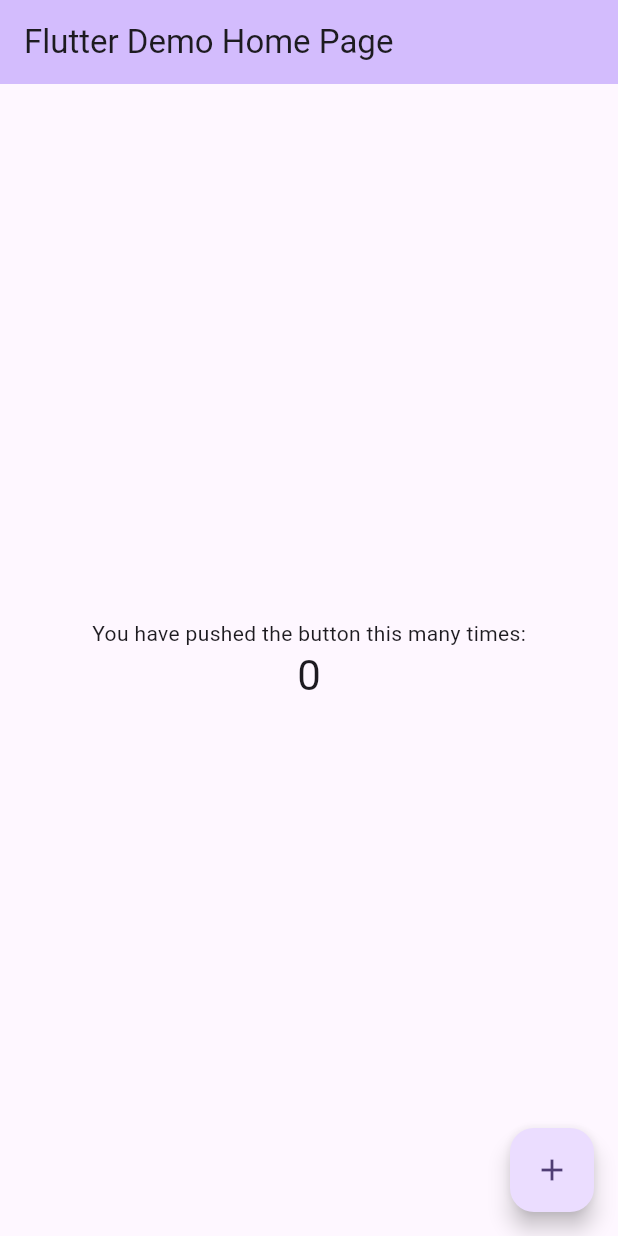
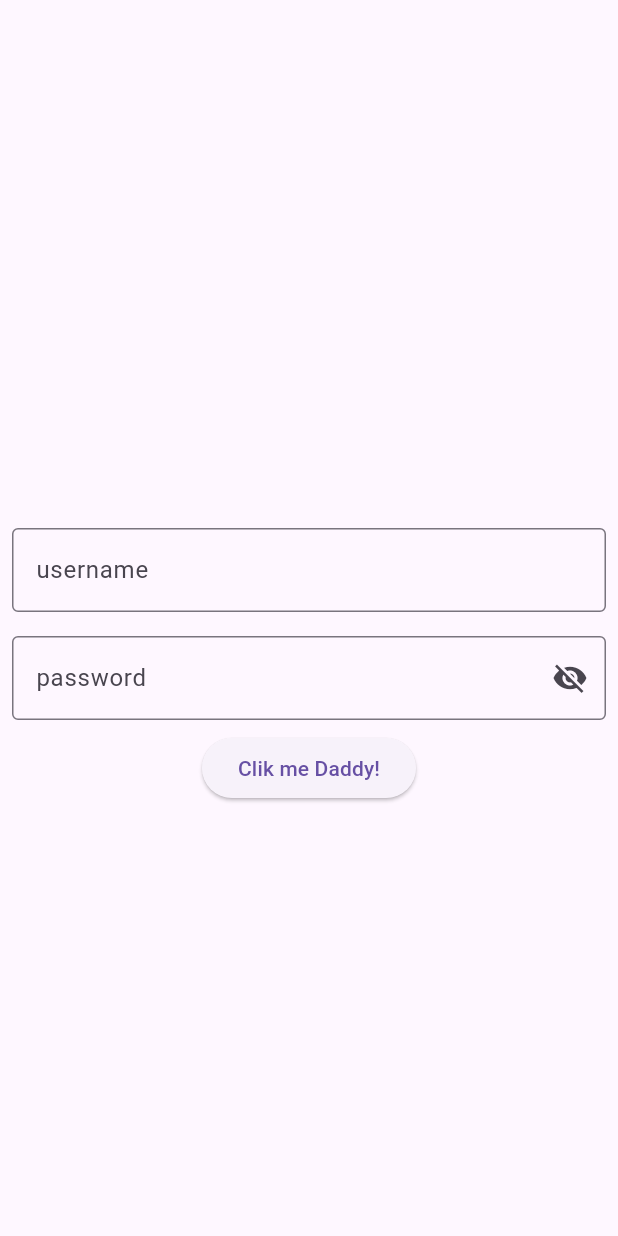
Before and after one commit to kirmada150905/sutt_task1, a Flutter app: the screen it shows after launch, on a phone screen of 412 x 824 dp. Run offline on Flutter 3.47's test engine with Material 3 defaults, Android fonts, the light colour scheme and no system bars.

Commit message:
implemented basic lo

```diff
--- a/sutt_task_1/lib/main.dart
+++ b/sutt_task_1/lib/main.dart
@@ -1,4 +1,5 @@
 import 'package:flutter/material.dart';
+import 'package:sutt_task_1/pages/login_screen.dart';
 
 void main() {
   runApp(const MyApp());
@@ -10,116 +11,8 @@
   // This widget is the root of your application.
   @override
   Widget build(BuildContext context) {
-    return MaterialApp(
-      title: 'Flutter Demo',
-      theme: ThemeData(
-        // This is the theme of your application.
-        //
-        // TRY THIS: Try running your application with "flutter run". You'll see
-        // the application has a purple toolbar. Then, without quitting the app,
-        // try changing the seedColor in the colorScheme below to Colors.green
-        // and then invoke "hot reload" (save your changes or press the "hot
-        // reload" button in a Flutter-supported IDE, or press "r" if you used
-        // the command line to start the app).
-        //
-        // Notice that the counter didn't reset back to zero; the application
-        // state is not lost during the reload. To reset the state, use hot
-        // restart instead.
-        //
-        // This works for code too, not just values: Most code changes can be
-        // tested with just a hot reload.
-        colorScheme: ColorScheme.fromSeed(seedColor: Colors.deepPurple),
-        useMaterial3: true,
-      ),
-      home: const MyHomePage(title: 'Flutter Demo Home Page'),
+    return const MaterialApp(
+      home: LoginScreen(),
     );
   }
 }
-
-class MyHomePage extends StatefulWidget {
-  const MyHomePage({super.key, required this.title});
-
-  // This widget is the home page of your application. It is stateful, meaning
-  // that it has a State object (defined below) that contains fields that affect
-  // how it looks.
-
-  // This class is the configuration for the state. It holds the values (in this
-  // case the title) provided by the parent (in this case the App widget) and
-  // used by the build method of the State. Fields in a Widget subclass are
-  // always marked "final".
-
-  final String title;
-
-  @override
-  State<MyHomePage> createState() => _MyHomePageState();
-}
-
-class _MyHomePageState extends State<MyHomePage> {
-  int _counter = 0;
-
-  void _incrementCounter() {
-    setState(() {
-      // This call to setState tells the Flutter framework that something has
-      // changed in this State, which causes it to rerun the build method below
-      // so that the display can reflect the updated values. If we changed
-      // _counter without calling setState(), then the build method would not be
-      // called again, and so nothing would appear to happen.
-      _counter++;
-    });
-  }
-
-  @override
-  Widget build(BuildContext context) {
-    // This method is rerun every time setState is called, for instance as done
-    // by the _incrementCounter method above.
-    //
-    // The Flutter framework has been optimized to make rerunning build methods
-    // fast, so that you can just rebuild anything that needs updating rather
-    // than having to individually change instances of widgets.
-    return Scaffold(
-      appBar: AppBar(
-        // TRY THIS: Try changing the color here to a specific color (to
-        // Colors.amber, perhaps?) and trigger a hot reload to see the AppBar
-        // change color while the other colors stay the same.
-        backgroundColor: Theme.of(context).colorScheme.inversePrimary,
-        // Here we take the value from the MyHomePage object that was created by
-        // the App.build method, and use it to set our appbar title.
-        title: Text(widget.title),
-      ),
-      body: Center(
-        // Center is a layout widget. It takes a single child and positions it
-        // in the middle of the parent.
-        child: Column(
-          // Column is also a layout widget. It takes a list of children and
-          // arranges them vertically. By default, it sizes itself to fit its
-          // children horizontally, and tries to be as tall as its parent.
-          //
-          // Column has various properties to control how it sizes itself and
-          // how it positions its children. Here we use mainAxisAlignment to
-          // center the children vertically; the main axis here is the vertical
-          // axis because Columns are vertical (the cross axis would be
-          // horizontal).
-          //
-          // TRY THIS: Invoke "debug painting" (choose the "Toggle Debug Paint"
-          // action in the IDE, or press "p" in the console), to see the
-          // wireframe for each widget.
-          mainAxisAlignment: MainAxisAlignment.center,
-          children: <Widget>[
-            const Text(
-              'You have pushed the button this many times:',
-            ),
-            Text(
-              '$_counter',
-              style: Theme.of(context).textTheme.headlineMedium,
-            ),
-          ],
-        ),
-      ),
-      floatingActionButton: FloatingActionButton(
-        onPressed: _incrementCounter,
-        tooltip: 'Increment',
-        child: const Icon(Icons.add),
-      ), // This trailing comma makes auto-formatting nicer for build methods.
-    );
-  }
-}
--- /dev/null
+++ b/sutt_task_1/lib/pages/login_screen.dart
@@ -0,0 +1,69 @@
+import 'package:flutter/material.dart';
+import 'package:sutt_task_1/pages/home.dart';
+
+class LoginScreen extends StatefulWidget {
+  const LoginScreen({super.key});
+  @override
+  State<LoginScreen> createState() => _LoginScreenState();
+}
+
+class _LoginScreenState extends State<LoginScreen> {
+  TextEditingController userNameController = TextEditingController();
+  TextEditingController passwordController = TextEditingController();
+  String title = "";
+  var _passWordVisible = false;
+  @override
+  Widget build(BuildContext context) {
+    return Scaffold(
+      appBar: AppBar(
+        title: Text(title),
+      ),
+      body: Column(
+        mainAxisAlignment: MainAxisAlignment.center,
+        children: [
+          Container(
+            padding: const EdgeInsets.all(8),
+            child: TextField(
+              controller: userNameController,
+              obscureText: false,
+              decoration: const InputDecoration(
+                border: OutlineInputBorder(),
+                labelText: 'username',
+              ),
+            ),
+          ),
+          Container(
+            padding: const EdgeInsets.all(8),
+            child: TextField(
+              controller: passwordController,
+              obscureText: _passWordVisible,
+              decoration: InputDecoration(
+                  border: const OutlineInputBorder(),
+                  labelText: 'password',
+                  suffixIcon: IconButton(
+                    icon: _passWordVisible
+                        ? const Icon(Icons.visibility)
+                        : const Icon(Icons.visibility_off),
+                    onPressed: () {
+                      setState(() {
+                        _passWordVisible = !_passWordVisible;
+                      });
+                    },
+                  )),
+            ),
+          ),
+          ElevatedButton(
+              onPressed: () {
+                Navigator.push(
+                  context,
+                  MaterialPageRoute(
+                    builder: (context) => HomePage(),
+                  ),
+                );
+              },
+              child: const Text("Clik me Daddy!"))
+        ],
+      ),
+    );
+  }
+}
```
Also changed, not shown: sutt_task_1/lib/data/room_data.dart (added, +58 -0 lines), sutt_task_1/lib/pages/detailed_room_view.dart (added, +23 -0 lines), sutt_task_1/lib/pages/home.dart (added, +81 -0 lines), sutt_task_1/lib/pages/room_card.dart (added, +33 -0 lines).
